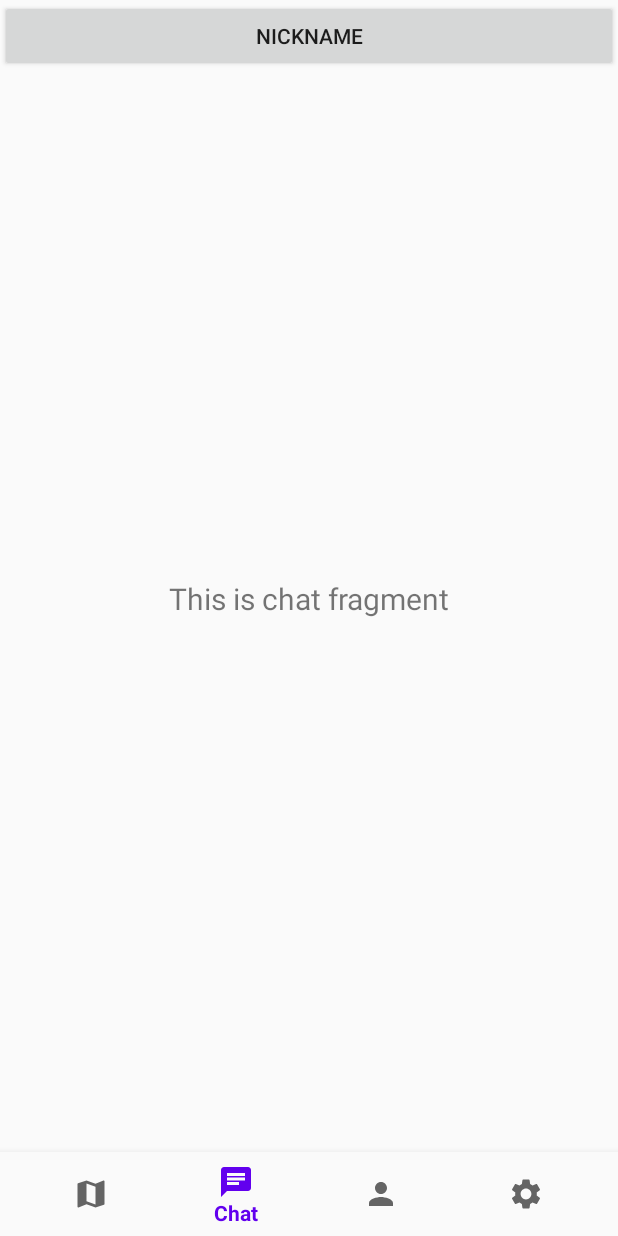
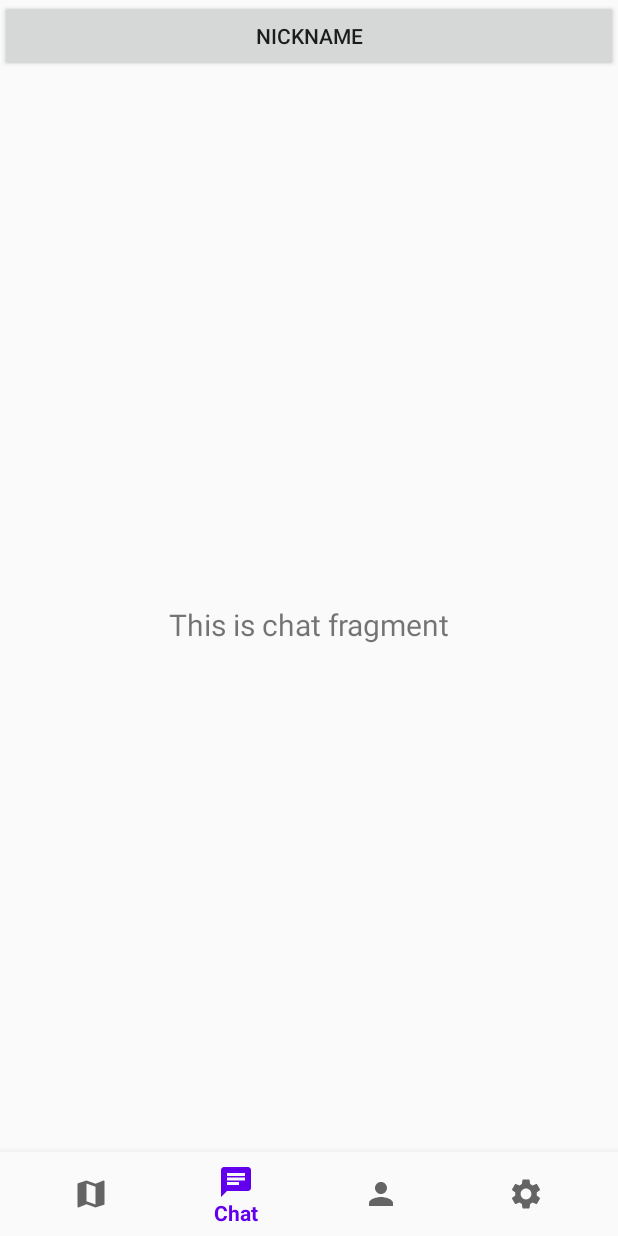
Before and after one commit to Innovation-Programming/shareParking, an Android app: the MainActivity screen opened directly, with no data from a screen before it, item 2 of the bottom bar chosen, on a phone screen of 412 x 824 dp. Run offline under Robolectric (Android 15) with nearby library versions, the phone set to English and light mode, and no system bars; our stand-ins replace Firebase (no records; nobody signed in at launch, a user with empty details on screens opened directly), navigation-ui.

Commit message:
edit frame

```diff
--- a/shareParking-AndroidStudio/app/src/main/res/layout/activity_main.xml
+++ b/shareParking-AndroidStudio/app/src/main/res/layout/activity_main.xml
@@ -21,7 +21,7 @@
         android:id="@+id/nav_host_fragment"
         android:name="androidx.navigation.fragment.NavHostFragment"
         android:layout_width="match_parent"
-        android:layout_height="790dp"
+        android:layout_height="match_parent"
         app:defaultNavHost="true"
         app:layout_constraintBottom_toTopOf="@+id/nav_view"
         app:layout_constraintHorizontal_bias="0.0"
--- a/shareParking-AndroidStudio/app/src/main/res/values/styles.xml
+++ b/shareParking-AndroidStudio/app/src/main/res/values/styles.xml
@@ -5,7 +5,7 @@
         <item name="colorPrimary">@color/colorPrimary</item>
         <item name="colorPrimaryDark">@color/colorPrimaryDark</item>
         <item name="colorAccent">@color/colorAccent</item>
-        <item name="android:windowFullscreen">true</item>
+        <item name="android:windowFullscreen">false</item>
     </style>
 
 </resources>
```
